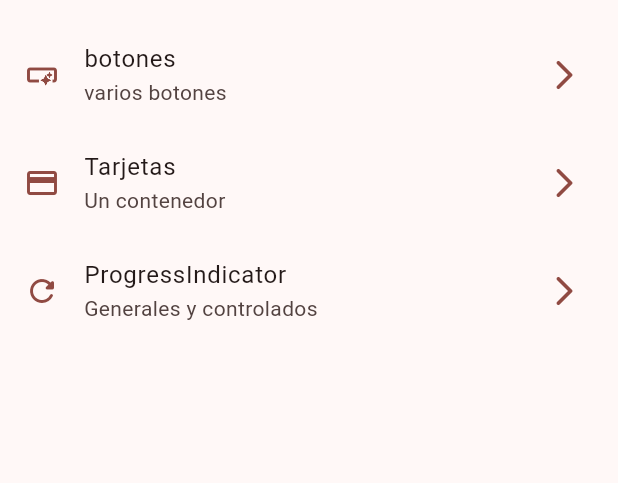
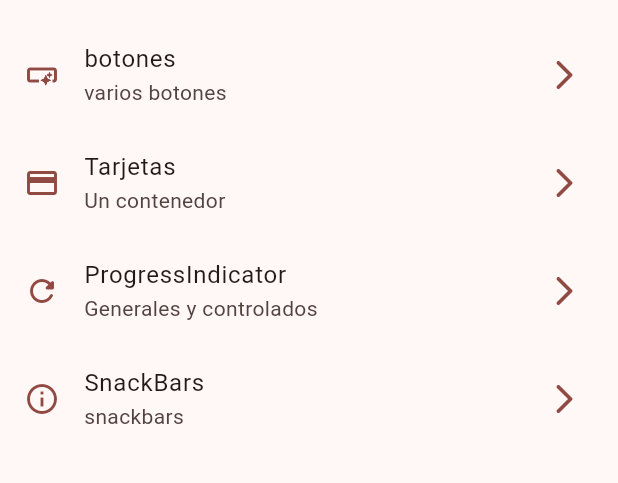
Before and after one commit to DaniMend17/widgets-app, a Flutter app: the screen it shows after launch, on a phone screen of 412 x 824 dp, the part 63-546 px from its top. Run offline on Flutter 3.47's test engine with Material 3 defaults, Android fonts, the phone set to English and light mode, and no system bars; our stand-ins replace go_router.

Commit message:
snackbars terminados

```diff
--- a/lib/config/menu/menu_items.dart
+++ b/lib/config/menu/menu_items.dart
@@ -32,4 +32,10 @@ const List<MenuItem> appMenuItems = [
       link: '/progress',
       icon: Icons.refresh_rounded
   ),
+    MenuItem(
+      title: 'SnackBars',
+      subTitle: 'snackbars',
+      link: '/snackbars',
+      icon: Icons.info_outline
+  ),
 ];
--- a/lib/config/router/app_router.dart
+++ b/lib/config/router/app_router.dart
@@ -25,5 +25,10 @@ final appRouter = GoRouter(
       name: ProgressScreen.name,
       builder: (context, state) => const ProgressScreen(),
     ),
+    GoRoute(
+      path: '/snackbars',
+      name: SnackbarScreen.name,
+      builder: (context, state) => const SnackbarScreen(),
+    ),
   ],
 );
--- a/lib/presentation/screens/progress/progress_sreen.dart
+++ b/lib/presentation/screens/progress/progress_sreen.dart
@@ -73,9 +73,9 @@ class _ControlledProgressIndicator extends StatelessWidget {
                   width: 20,
                 ),
                 Expanded(
-                  child: LinearProgressIndicator(
-                    value: progressValue,
-                ))
+                    child: LinearProgressIndicator(
+                  value: progressValue,
+                )),
               ],
             ),
           );
```
Also changed, not shown: lib/presentation/screens/snackbar/snackbar_screen.dart (+68 -1 lines).
